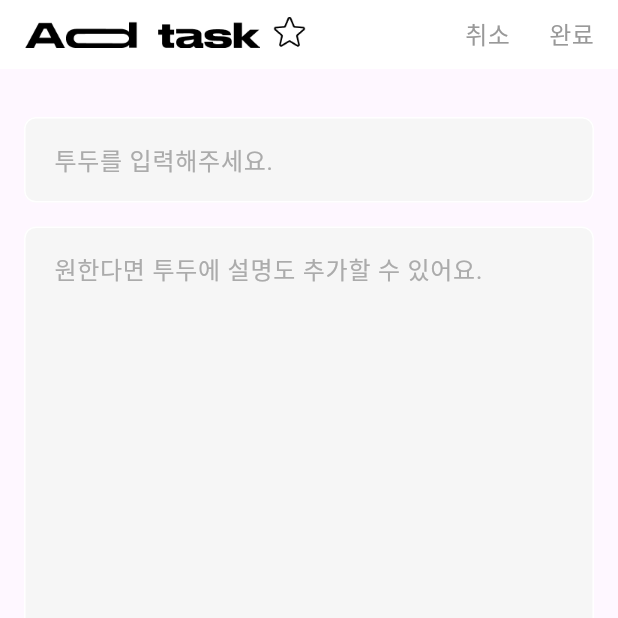
After one commit to MobileAppDeveloperConference/flutter-todo-app, a Flutter app: the TodoAddTaskScreen screen opened directly, on a phone screen of 412 x 824 dp, the top half of it. The commit adds this screen. Run offline on Flutter 3.47's test engine with Material 2 defaults, Android fonts, the light colour scheme and no system bars; our stand-ins replace flutter_screenutil; Roboto replaces fonts that are missing (Pretendard).

Commit message:
투두 추가화면 기본 레이아웃 구성

```diff
--- /dev/null
+++ b/lib/component/custom_text_form_field.dart
@@ -0,0 +1,129 @@
+import 'package:flutter/material.dart';
+
+class CustomTextFormField extends StatefulWidget {
+  final int maxLength;
+  final int maxLines;
+  final String hintText;
+  final bool usingSuffix;
+  final Function(String text)? onChangedText;
+  const CustomTextFormField({
+    super.key,
+    required this.maxLength,
+    required this.maxLines,
+    required this.hintText,
+    required this.usingSuffix,
+    this.onChangedText,
+  });
+
+  @override
+  State<CustomTextFormField> createState() => _CustomTextFormFieldState();
+}
+
+class _CustomTextFormFieldState extends State<CustomTextFormField> {
+  final TextEditingController textEditingController = TextEditingController();
+
+  bool get isDisplaySuffix =>
+      widget.usingSuffix && textEditingController.text.isNotEmpty;
+
+  @override
+  void initState() {
+    super.initState();
+    textEditingController.addListener(_onChangedText);
+  }
+
+  @override
+  void dispose() {
+    textEditingController.removeListener(_onChangedText);
+    super.dispose();
+  }
+
+  void _onChangedText() {
+    setState(() {
+      var callback = widget.onChangedText;
+      if (callback != null) {
+        callback(textEditingController.text);
+      }
+    });
+  }
+
+  @override
+  Widget build(BuildContext context) {
+    return TextFormField(
+      controller: textEditingController,
+      maxLength: widget.maxLength,
+      maxLines: widget.maxLines,
+      cursorColor: const Color.fromRGBO(255, 52, 52, 1),
+      cursorHeight: 16,
+      cursorWidth: 1,
+      decoration: InputDecoration(
+        border: const OutlineInputBorder(
+          borderRadius: BorderRadius.all(Radius.circular(8)),
+          borderSide: BorderSide(color: Colors.white),
+        ),
+        enabledBorder: const OutlineInputBorder(
+          borderRadius: BorderRadius.all(Radius.circular(8)),
+          borderSide: BorderSide(color: Colors.white),
+        ),
+        focusedBorder: const OutlineInputBorder(
+          borderRadius: BorderRadius.all(Radius.circular(8)),
+          borderSide: BorderSide(color: Colors.white),
+        ),
+        hintText: widget.hintText,
+        counterText: '',
+        contentPadding: const EdgeInsets.all(16),
+        filled: true,
+        hintStyle: const TextStyle(
+          fontWeight: FontWeight.w400,
+          fontSize: 16,
+          color: Color.fromRGBO(171, 171, 171, 1),
+        ),
+        labelStyle: const TextStyle(
+          fontSize: 16,
+          fontWeight: FontWeight.w400,
+          color: Colors.black,
+        ),
+        fillColor: const Color.fromRGBO(246, 246, 246, 1),
+        suffixIconConstraints: isDisplaySuffix
+            ? const BoxConstraints(
+                minHeight: 24,
+                minWidth: 24,
+              )
+            : null,
+        suffixIcon: isDisplaySuffix
+            ? _TextFormFieldSuffix(
+                onTap: textEditingController.clear,
+              )
+            : null,
+      ),
+    );
+  }
+}
+
+class _TextFormFieldSuffix extends StatelessWidget {
+  final Function() onTap;
+  const _TextFormFieldSuffix({
+    required this.onTap,
+  });
+
+  @override
+  Widget build(BuildContext context) {
+    return Padding(
+      padding: const EdgeInsets.only(right: 16.0),
+      child: GestureDetector(
+        onTap: onTap,
+        child: Container(
+          width: 24,
+          height: 24,
+          decoration: BoxDecoration(
+            color: const Color.fromRGBO(153, 153, 153, 1),
+            borderRadius: BorderRadius.circular(24),
+          ),
+          child: Image.asset(
+            'assets/images/icon_x_2x.png',
+            scale: 2,
+          ),
+        ),
+      ),
+    );
+  }
+}
--- /dev/null
+++ b/lib/component/todo_add_task_app_bar.dart
@@ -0,0 +1,62 @@
+import 'package:flutter/material.dart';
+
+class TodoAddTaskAppBar extends StatelessWidget implements PreferredSizeWidget {
+  const TodoAddTaskAppBar({
+    super.key,
+  });
+
+  @override
+  Size get preferredSize => const Size(double.infinity, 46);
+
+  @override
+  Widget build(BuildContext context) {
+    return Container(
+      color: Colors.white,
+      child: Align(
+        alignment: Alignment.bottomCenter,
+        child: SizedBox(
+          height: 46,
+          child: Row(
+            children: [
+              const SizedBox(width: 16),
+              Image.asset(
+                'assets/images/icon_title_add_task_2x.png',
+                scale: 2,
+              ),
+              const SizedBox(width: 8),
+              Image.asset(
+                'assets/images/icon_star_off_2x.png',
+                scale: 2,
+              ),
+              const Expanded(
+                child: SizedBox(),
+              ),
+              GestureDetector(
+                child: const Text(
+                  '취소',
+                  style: TextStyle(
+                    fontSize: 16,
+                    color: Color.fromRGBO(153, 153, 153, 1),
+                    fontWeight: FontWeight.w500,
+                  ),
+                ),
+              ),
+              const SizedBox(width: 26),
+              GestureDetector(
+                child: const Text(
+                  '완료',
+                  style: TextStyle(
+                    fontSize: 16,
+                    color: Color.fromRGBO(153, 153, 153, 1),
+                    fontWeight: FontWeight.w500,
+                  ),
+                ),
+              ),
+              const SizedBox(width: 16),
+            ],
+          ),
+        ),
+      ),
+    );
+  }
+}
--- /dev/null
+++ b/lib/screen/todo_add_task_screen.dart
@@ -0,0 +1,36 @@
+import 'package:flutter/material.dart';
+import 'package:flutter_todo_app/component/custom_text_form_field.dart';
+import 'package:flutter_todo_app/component/todo_add_task_app_bar.dart';
+
+class TodoAddTaskScreen extends StatelessWidget {
+  const TodoAddTaskScreen({super.key});
+
+  @override
+  Widget build(BuildContext context) {
+    return const Scaffold(
+      appBar: TodoAddTaskAppBar(),
+      body: SingleChildScrollView(
+        child: Padding(
+          padding: EdgeInsets.symmetric(vertical: 32, horizontal: 16),
+          child: Column(
+            children: [
+              CustomTextFormField(
+                maxLength: 28,
+                maxLines: 1,
+                hintText: '투두를 입력해주세요.',
+                usingSuffix: true,
+              ),
+              SizedBox(height: 16),
+              CustomTextFormField(
+                maxLength: 362,
+                maxLines: 12,
+                hintText: '원한다면 투두에 설명도 추가할 수 있어요.',
+                usingSuffix: false,
+              ),
+            ],
+          ),
+        ),
+      ),
+    );
+  }
+}
```
Also changed, not shown: lib/component/todo_task_app_bar.dart (added, +43 -0 lines), lib/screen/todo_list_screen.dart (+8 -1 lines), lib/screen/todo_task_screen.dart (added, +16 -0 lines), assets/images/icon_star_off_2x.png (added), assets/images/icon_star_on_2x.png (added), assets/images/icon_title_add_task_2x.png (added), assets/images/icon_title_task_2x.png (added), assets/images/icon_x_2x.png (added).
